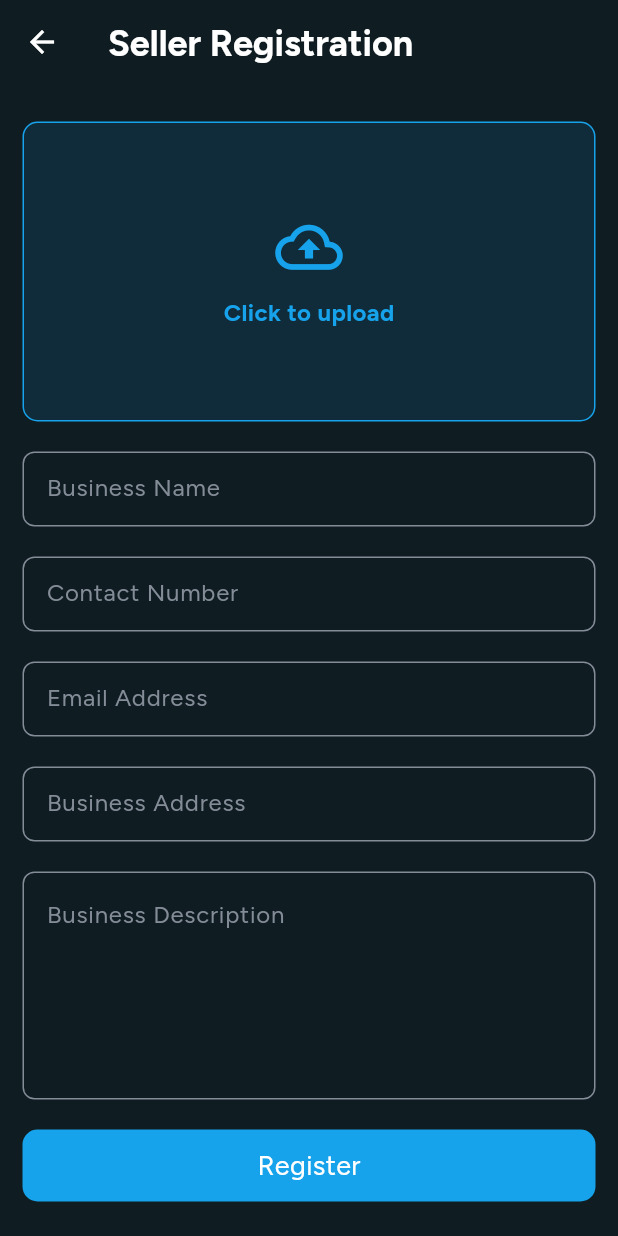
After one commit to SherazAli-67/flixbit, a Flutter app: the SellerRegistrationPage screen opened directly, after a tap on "Click to upload", on a phone screen of 412 x 824 dp. The commit adds this screen. Run offline on Flutter 3.47's test engine with Material 3 defaults, Android fonts, the phone set to English and light mode, and no system bars; our stand-ins replace cached_network_image, cloud_firestore, confetti, firebase_auth, firebase_core, firebase_storage and 6 more; missing offline and left inert: mobile_scanner; accounts and stored records are empty; project files that could hold a hidden picture were left out.

Commit message:
UI Development
1. Seller Account creation completed

```diff
--- a/lib/main.dart
+++ b/lib/main.dart
@@ -1,6 +1,7 @@
 import 'package:firebase_core/firebase_core.dart';
 import 'package:flixbit/src/providers/authentication_provider.dart';
 import 'package:flixbit/src/providers/linked_accounts_provider.dart';
+import 'package:flixbit/src/providers/profile_provider.dart';
 import 'package:flixbit/src/providers/tab_change_provider.dart';
 import 'package:flixbit/src/providers/reviews_provider.dart';
 import 'package:flixbit/src/res/app_colors.dart';
@@ -22,6 +23,7 @@ void main() async {
         ChangeNotifierProvider(create: (_)=> AuthenticationProvider()),
         ChangeNotifierProvider(create: (_)=> ReviewsProvider()),
         ChangeNotifierProvider(create: (_)=> LinkedAccountsProvider(initialIsSellerAccount: initialIsSeller)),
+        ChangeNotifierProvider(create: (_)=> ProfileProvider()),
       ],
       child: const MyApp()));
 }
--- /dev/null
+++ b/lib/src/features/seller/seller_registration_page.dart
@@ -0,0 +1,124 @@
+import 'dart:io';
+import 'dart:math';
+
+import 'package:cloud_firestore/cloud_firestore.dart';
+import 'package:firebase_auth/firebase_auth.dart';
+import 'package:flixbit/src/models/seller_model.dart';
+import 'package:flixbit/src/providers/profile_provider.dart';
+import 'package:flixbit/src/res/app_colors.dart';
+import 'package:flixbit/src/res/app_icons.dart';
+import 'package:flixbit/src/res/apptextstyles.dart';
+import 'package:flixbit/src/res/firebase_constants.dart';
+import 'package:flixbit/src/service/seller_service.dart';
+import 'package:flixbit/src/widgets/apptextfield_widget.dart';
+import 'package:flixbit/src/widgets/primary_btn.dart';
+import 'package:flutter/material.dart';
+import 'package:image_picker/image_picker.dart';
+import 'package:provider/provider.dart';
+
+class SellerRegistrationPage extends StatefulWidget{
+  const SellerRegistrationPage({super.key});
+
+  @override
+  State<SellerRegistrationPage> createState() => _SellerRegistrationPageState();
+}
+
+class _SellerRegistrationPageState extends State<SellerRegistrationPage> {
+  final TextEditingController _businessNameController = TextEditingController();
+  final TextEditingController _contactNumberController = TextEditingController();
+  final TextEditingController _emailAddressController = TextEditingController();
+  final TextEditingController _businessAddressController = TextEditingController();
+  final TextEditingController _businessDescription = TextEditingController();
+
+  String? _coverImage;
+
+  bool _isLoading = false;
+  @override
+  Widget build(BuildContext context) {
+    return Scaffold(
+      appBar: AppBar(
+        scrolledUnderElevation: 0,
+        elevation: 0,
+        title: Text("Seller Registration", style: AppTextStyles.headingTextStyle3,),
+      ),
+      body: SafeArea(child: SingleChildScrollView(
+        padding: EdgeInsets.symmetric(horizontal: 15, vertical: 25),
+        child: Column(
+          spacing: 20,
+          children: [
+            GestureDetector(
+              onTap: _pickImage,
+              child: Container(
+                height: 200,
+                width: double.infinity,
+                decoration: BoxDecoration(
+                  borderRadius: BorderRadius.circular(10),
+                  border: Border.all(color: AppColors.primaryColor),
+                  color: AppColors.primaryColor.withValues(alpha: 0.12)
+                ),
+                child: _coverImage != null ? Image.file(File(_coverImage!)) : Column(
+                  mainAxisAlignment: MainAxisAlignment.center,
+                  spacing: 10,
+                  children: [
+                    Icon(Icons.cloud_upload_outlined,size: 45, color: AppColors.primaryColor,),
+                    Text("Click to upload", style: AppTextStyles.tileTitleTextStyle.copyWith(fontWeight: FontWeight.w600, color: AppColors.primaryColor),)
+                  ],
+                ),
+              ),
+            ),
+            AppTextField(textController: _businessNameController, prefixIcon: '', hintText: 'Business Name', titleText: ''),
+            AppTextField(textController: _contactNumberController, prefixIcon: '', hintText: 'Contact Number', titleText: '', textInputType: TextInputType.number,),
+            AppTextField(textController: _emailAddressController, prefixIcon: '', hintText: 'Email Address', titleText: '', textInputType: TextInputType.emailAddress,),
+            AppTextField(textController: _businessAddressController, prefixIcon: '', hintText: 'Business Address', titleText: ''),
+            AppTextField(textController: _businessDescription, prefixIcon: '', hintText: 'Business Description', titleText: '', maxLines: 5,),
+
+            PrimaryBtn(btnText: "Register", icon: '', onTap: _onRegisterTap, isLoading: _isLoading,)
+          ],
+        ),
+      )),
+    );
+  }
+
+  Future<void> _onRegisterTap() async {
+    String userID = FirebaseAuth.instance.currentUser!.uid;
+    String businessName = _businessNameController.text.trim();
+    String emailAddress = _emailAddressController.text.trim();
+    String contactNumber = _contactNumberController.text.trim();
+    String businessAddress = _businessAddressController.text.trim();
+    String businessDescription = _businessDescription.text.trim();
+    DateTime createdAt = DateTime.now();
+    setState(()=>  _isLoading = true);
+    Seller seller = Seller(id: userID, name: businessName, category: '', isVerified: false, isActive: false, createdAt: createdAt, description: businessDescription, email: emailAddress, phone: contactNumber, location: businessAddress, coverImageUrl: AppIcons.icDummyImgUrl);
+    final result = await SellerService.createSellerAccount(seller: seller);
+    setState(()=>  _isLoading = false);
+    if(result){
+      ScaffoldMessenger.of(context).showSnackBar(
+        SnackBar(
+          content: const Text('Account created successfully!'),
+          backgroundColor: AppColors.primaryColor,
+        ),
+      );
+      _updateProfileWithSellerAccount();
+    }else{
+      ScaffoldMessenger.of(context).showSnackBar(
+        SnackBar(
+          content: const Text('Could not create your account, Try again!'),
+          backgroundColor: AppColors.primaryColor,
+        ),
+      );
+    }
+  }
+
+  Future<void> _pickImage() async {
+    final picker = ImagePicker();
+    XFile? file = await picker.pickImage(source: ImageSource.gallery);
+    if(file != null){
+      setState(()=> _coverImage = file.path);
+    }
+  }
+
+  void _updateProfileWithSellerAccount() {
+    context.read<ProfileProvider>().initSellerInfo();
+    Navigator.of(context).pop();
+  }
+}
--- /dev/null
+++ b/lib/src/providers/profile_provider.dart
@@ -0,0 +1,40 @@
+import 'package:cloud_firestore/cloud_firestore.dart';
+import 'package:firebase_auth/firebase_auth.dart';
+import 'package:flixbit/src/res/firebase_constants.dart';
+import 'package:flutter/cupertino.dart';
+
+class ProfileProvider extends ChangeNotifier{
+  bool _isRegisteredAsSeller = false;
+  bool _loading = false;
+
+  bool get isRegisteredAsSeller => _isRegisteredAsSeller;
+  bool get loading => _loading;
+
+  ProfileProvider(){
+    _initUserInfo();
+  }
+
+  void _initUserInfo() async{
+
+    try{
+      _loading = true;
+      notifyListeners();
+
+      initSellerInfo();
+      _loading = false;
+      notifyListeners();
+
+    }catch(e){
+      debugPrint("Error while initializing profile provider: ${e.toString()}");
+    }
+  }
+
+  void initSellerInfo() async{
+    String userID = FirebaseAuth.instance.currentUser!.uid;
+    final docSnap = await FirebaseFirestore.instance.collection(FirebaseConstants.sellersCollection).doc(userID).get();
+    if(docSnap.exists){
+      _isRegisteredAsSeller = true;
+      notifyListeners();
+    }
+  }
+}
--- /dev/null
+++ b/lib/src/res/firebase_constants.dart
@@ -0,0 +1,5 @@
+class FirebaseConstants{
+  static const usersCollection = 'users';
+  static const sellersCollection = 'sellers';
+
+}
--- /dev/null
+++ b/lib/src/service/seller_service.dart
@@ -0,0 +1,19 @@
+import 'package:cloud_firestore/cloud_firestore.dart';
+import 'package:flixbit/src/models/seller_model.dart';
+import 'package:flutter/cupertino.dart';
+
+import '../res/firebase_constants.dart';
+
+class SellerService {
+  static Future<bool> createSellerAccount({required Seller seller})async {
+    bool result = false;
+    try{
+      await FirebaseFirestore.instance.collection(FirebaseConstants.sellersCollection).doc(seller.id).set(seller.toJson());
+      result = true;
+    }catch(e){
+      debugPrint("Error while creating seller account: ${e.toString()}");
+    }
+
+    return result;
+  }
+}
```
Also changed, not shown: lib/src/features/authentication/login_page.dart (+6 -3 lines), lib/src/features/seller/seller_main_menu/seller_dashboard_page.dart (+51 -2 lines), lib/src/models/seller_model.dart (+6 -6 lines).
